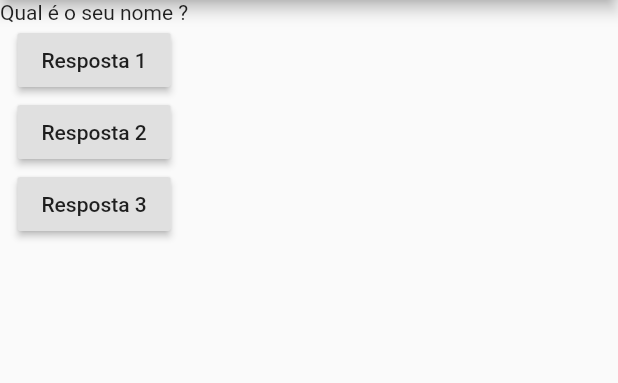
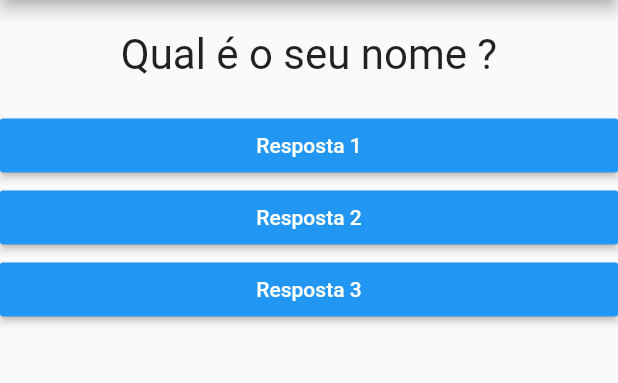
Before and after one commit to wagner92sr/flutterFirstApp, a Flutter app: the screen it shows after launch, on a phone screen of 412 x 824 dp, the part 84-467 px from its top. Run offline on Flutter 3.47's test engine with Material 2 defaults, Android fonts, the phone set to English and light mode, and no system bars.

Commit message:
Criaçao do componente resposta.dart

```diff
--- a/lib/main.dart
+++ b/lib/main.dart
@@ -1,6 +1,7 @@
 import 'package:flutter/material.dart';
 import 'package:flutter/widgets.dart';
 import './questao.dart';
+import './resposta.dart';
 
 main() => runApp(new PerguntaApp());
 
@@ -11,7 +12,6 @@ class _PerguntaAppState extends State<PerguntaApp>{
     setState(() {
       _perguntaSelecionada ++;
     });
-    print(_perguntaSelecionada);
   }
 
   @override
@@ -30,18 +30,9 @@ class _PerguntaAppState extends State<PerguntaApp>{
         body: Column(
           children: <Widget>[
             Questao(perguntas[_perguntaSelecionada]),
-            RaisedButton(
-              child: Text('Resposta 1'),
-              onPressed: _responder,
-            ),
-            RaisedButton(
-              child: Text('Resposta 2'),
-              onPressed: _responder,
-            ) ,
-            RaisedButton(
-              child: Text('Resposta 3'),
-              onPressed: _responder,
-            )
+            Resposta('Resposta 1', _responder),
+            Resposta('Resposta 2', _responder),
+            Resposta('Resposta 3', _responder)
           ],
         ),
       )
@@ -50,10 +41,7 @@ class _PerguntaAppState extends State<PerguntaApp>{
 }
 
 class PerguntaApp extends StatefulWidget{
-
   _PerguntaAppState createState(){
     return _PerguntaAppState();
   }
-
-
 }
--- a/lib/questao.dart
+++ b/lib/questao.dart
@@ -1,13 +1,20 @@
 import 'package:flutter/material.dart';
 
 class Questao extends StatelessWidget {
-
   final String texto;
 
-  Questao(this.texto);//construtor, seta o texto recebido por parametro
+  Questao(this.texto); //construtor, seta o texto recebido por parametro
 
   @override
   Widget build(BuildContext context) {
-    return Text(texto);
+    return Container(
+      width: double.infinity,
+      margin: EdgeInsets.all(20),
+      child: Text(
+        texto,
+        style: TextStyle(fontSize: 28),
+        textAlign: TextAlign.center,
+      ),
+    );
   }
 }
--- /dev/null
+++ b/lib/resposta.dart
@@ -0,0 +1,22 @@
+import 'package:flutter/material.dart';
+import 'package:flutter/widgets.dart';
+
+class Resposta extends StatelessWidget{
+  final String texto;
+  final void Function() quandoSelecionado;
+
+  Resposta(this.texto, this.quandoSelecionado);
+
+  @override
+  Widget build(BuildContext context){
+    return Container(
+      width: double.infinity,
+      child: RaisedButton(
+                textColor: Colors.white,
+                color: Colors.blue,
+                child: Text(texto),
+                onPressed: quandoSelecionado,
+              ),
+    );
+  }
+}
```
Also changed, not shown: 1 other file.
